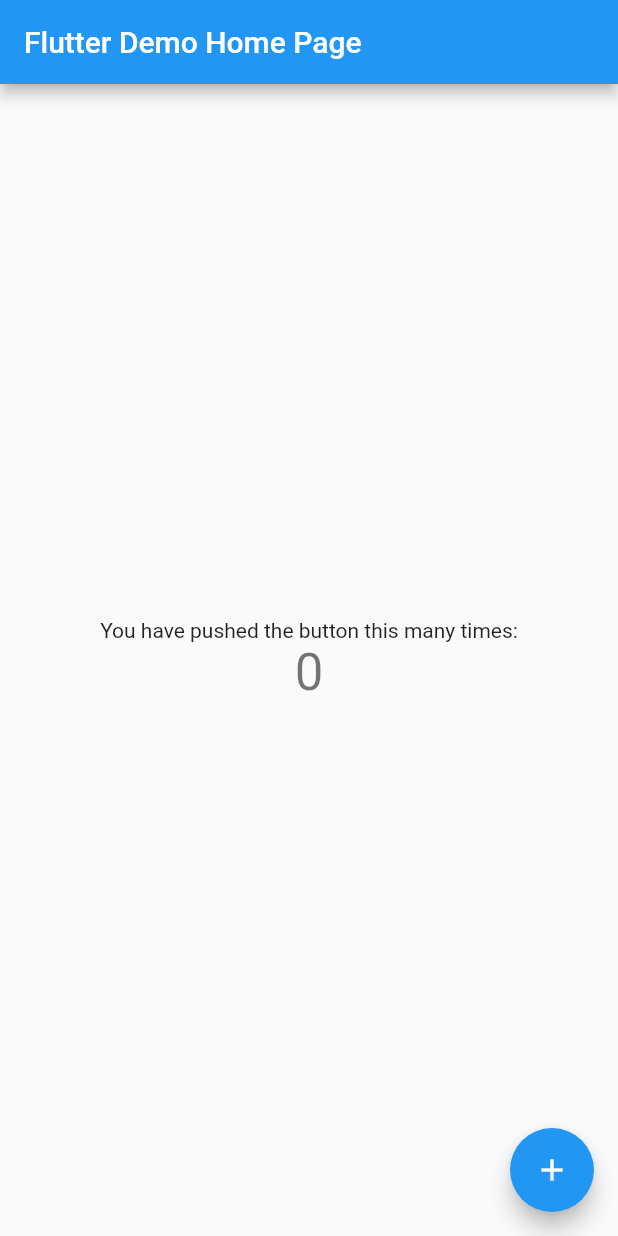
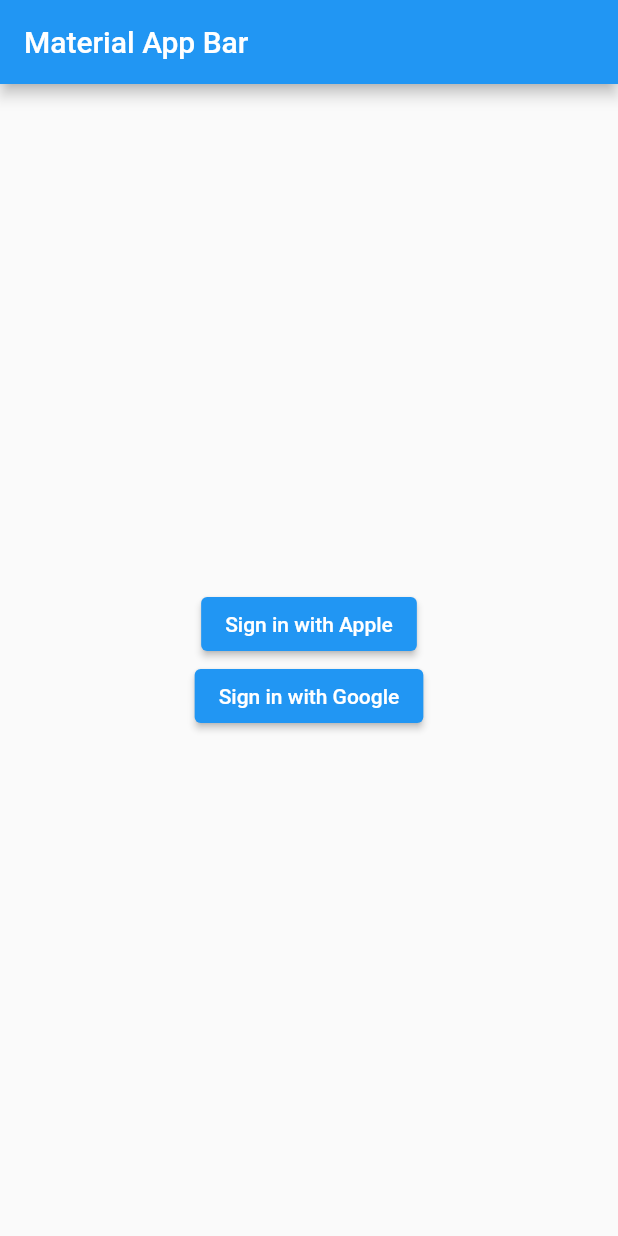
Before and after one commit to michalcickan/are-we-even-app, a Flutter app: the screen it shows after launch, on a phone screen of 412 x 824 dp. Run offline on Flutter 3.47's test engine with Material 2 defaults, Android fonts, the light colour scheme and no system bars; missing offline and left inert: auth0_flutter.

Commit message:
Start google auth

```diff
--- a/lib/main.dart
+++ b/lib/main.dart
@@ -1,115 +1,16 @@
+import 'package:are_we_even/screens/login_page.dart';
 import 'package:flutter/material.dart';
 
-void main() {
-  runApp(const MyApp());
-}
+void main() => runApp(const MyApp());
 
 class MyApp extends StatelessWidget {
   const MyApp({super.key});
 
-  // This widget is the root of your application.
   @override
   Widget build(BuildContext context) {
-    return MaterialApp(
-      title: 'Flutter Demo',
-      theme: ThemeData(
-        // This is the theme of your application.
-        //
-        // Try running your application with "flutter run". You'll see the
-        // application has a blue toolbar. Then, without quitting the app, try
-        // changing the primarySwatch below to Colors.green and then invoke
-        // "hot reload" (press "r" in the console where you ran "flutter run",
-        // or simply save your changes to "hot reload" in a Flutter IDE).
-        // Notice that the counter didn't reset back to zero; the application
-        // is not restarted.
-        primarySwatch: Colors.blue,
-      ),
-      home: const MyHomePage(title: 'Flutter Demo Home Page'),
+    return const MaterialApp(
+      title: 'Material App',
+      home: LoginPage(),
     );
   }
 }
-
-class MyHomePage extends StatefulWidget {
-  const MyHomePage({super.key, required this.title});
-
-  // This widget is the home page of your application. It is stateful, meaning
-  // that it has a State object (defined below) that contains fields that affect
-  // how it looks.
-
-  // This class is the configuration for the state. It holds the values (in this
-  // case the title) provided by the parent (in this case the App widget) and
-  // used by the build method of the State. Fields in a Widget subclass are
-  // always marked "final".
-
-  final String title;
-
-  @override
-  State<MyHomePage> createState() => _MyHomePageState();
-}
-
-class _MyHomePageState extends State<MyHomePage> {
-  int _counter = 0;
-
-  void _incrementCounter() {
-    setState(() {
-      // This call to setState tells the Flutter framework that something has
-      // changed in this State, which causes it to rerun the build method below
-      // so that the display can reflect the updated values. If we changed
-      // _counter without calling setState(), then the build method would not be
-      // called again, and so nothing would appear to happen.
-      _counter++;
-    });
-  }
-
-  @override
-  Widget build(BuildContext context) {
-    // This method is rerun every time setState is called, for instance as done
-    // by the _incrementCounter method above.
-    //
-    // The Flutter framework has been optimized to make rerunning build methods
-    // fast, so that you can just rebuild anything that needs updating rather
-    // than having to individually change instances of widgets.
-    return Scaffold(
-      appBar: AppBar(
-        // Here we take the value from the MyHomePage object that was created by
-        // the App.build method, and use it to set our appbar title.
-        title: Text(widget.title),
-      ),
-      body: Center(
-        // Center is a layout widget. It takes a single child and positions it
-        // in the middle of the parent.
-        child: Column(
-          // Column is also a layout widget. It takes a list of children and
-          // arranges them vertically. By default, it sizes itself to fit its
-          // children horizontally, and tries to be as tall as its parent.
-          //
-          // Invoke "debug painting" (press "p" in the console, choose the
-          // "Toggle Debug Paint" action from the Flutter Inspector in Android
-          // Studio, or the "Toggle Debug Paint" command in Visual Studio Code)
-          // to see the wireframe for each widget.
-          //
-          // Column has various properties to control how it sizes itself and
-          // how it positions its children. Here we use mainAxisAlignment to
-          // center the children vertically; the main axis here is the vertical
-          // axis because Columns are vertical (the cross axis would be
-          // horizontal).
-          mainAxisAlignment: MainAxisAlignment.center,
-          children: <Widget>[
-            const Text(
-              'You have pushed the button this many times:',
-            ),
-            Text(
-              '$_counter',
-              style: Theme.of(context).textTheme.headlineMedium,
-            ),
-          ],
-        ),
-      ),
-      floatingActionButton: FloatingActionButton(
-        onPressed: _incrementCounter,
-        tooltip: 'Increment',
-        child: const Icon(Icons.add),
-      ), // This trailing comma makes auto-formatting nicer for build methods.
-    );
-  }
-}
--- /dev/null
+++ b/lib/screens/login_page.dart
@@ -0,0 +1,65 @@
+import 'package:are_we_even/screens/profile_page.dart';
+import 'package:are_we_even/services/authentication-with-social-connections.dart';
+import 'package:auth0_flutter/auth0_flutter.dart';
+import 'package:flutter/foundation.dart';
+import 'package:flutter/material.dart';
+
+class LoginPage extends StatefulWidget {
+  const LoginPage({Key? key}) : super(key: key);
+
+  @override
+  State<LoginPage> createState() => _LoginPageState();
+}
+
+class _LoginPageState extends State<LoginPage> {
+  void navigateToUserProfile(Credentials credentials) {
+    Navigator.push(
+      context,
+      MaterialPageRoute(
+        builder: (context) => ProfilePage(
+          credentials: credentials,
+        ),
+      ),
+    );
+  }
+
+  @override
+  Widget build(BuildContext context) {
+    return Scaffold(
+      appBar: AppBar(
+        title: const Text('Material App Bar'),
+      ),
+      body: Align(
+        child: Column(
+          mainAxisAlignment: MainAxisAlignment.center,
+          crossAxisAlignment: CrossAxisAlignment.center,
+          children: [
+            ElevatedButton(
+              onPressed: () async {
+                SignInWithApple signInWithApple = SignInWithApple();
+
+                final credentials = await signInWithApple.signIn();
+                navigateToUserProfile(credentials);
+              },
+              child: const Text('Sign in with Apple'),
+            ),
+            ElevatedButton(
+              onPressed: () async {
+                try {
+                  SignInWithGoogle signInWithGoogle = SignInWithGoogle();
+                  final credentials = await signInWithGoogle.signIn();
+                  navigateToUserProfile(credentials);
+                } catch (e) {
+                  if (kDebugMode) {
+                    print(e);
+                  }
+                }
+              },
+              child: const Text('Sign in with Google'),
+            ),
+          ],
+        ),
+      ),
+    );
+  }
+}
--- /dev/null
+++ b/lib/services/authentication-with-social-connections.dart
@@ -0,0 +1,55 @@
+import 'package:auth0_flutter/auth0_flutter.dart';
+import 'package:flutter/foundation.dart';
+
+import 'authentication-service.dart';
+
+enum SocialConnection {
+  apple('apple'),
+  google('google-oauth2');
+
+  final String getName;
+
+  const SocialConnection(this.getName);
+}
+
+class AuthenticationWithSocialConnections
+    extends AuthenticationService<Credentials> {
+  SocialConnection get connection {
+    throw UnimplementedError('connection getter must be implemented');
+  }
+
+  @override
+  Future<Credentials> signIn() async {
+    try {
+      Credentials response =
+      await auth0.webAuthentication(scheme: 'demo').login(
+        parameters: {'connection': connection.getName},
+      );
+
+      if (kDebugMode) {
+        print(response.accessToken);
+      }
+      return response;
+    } catch (e) {
+      if (!kReleaseMode) {
+        debugPrint(e.toString());
+      }
+      throw Exception();
+    }
+  }
+
+  @override
+  Future<void> signOut() async {
+    await auth0.webAuthentication(scheme: 'demo').logout();
+  }
+}
+
+class SignInWithApple extends AuthenticationWithSocialConnections {
+  @override
+  SocialConnection get connection => SocialConnection.apple;
+}
+
+class SignInWithGoogle extends AuthenticationWithSocialConnections {
+  @override
+  SocialConnection get connection => SocialConnection.google;
+}
--- a/pubspec.yaml
+++ b/pubspec.yaml
@@ -35,6 +35,7 @@
   # The following adds the Cupertino Icons font to your application.
   # Use with the CupertinoIcons class for iOS style icons.
   cupertino_icons: ^1.0.2
+  auth0_flutter: ^1.2.1
 
 dev_dependencies:
   flutter_test:
```
Also changed, not shown: lib/screens/profile_page.dart (added, +62 -0 lines), lib/services/authentication-service.dart (added, +13 -0 lines), pubspec.lock, 16 other files.
